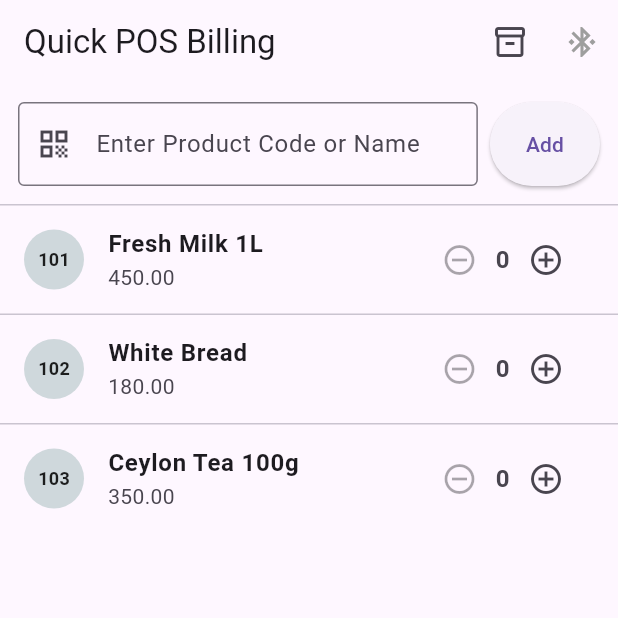
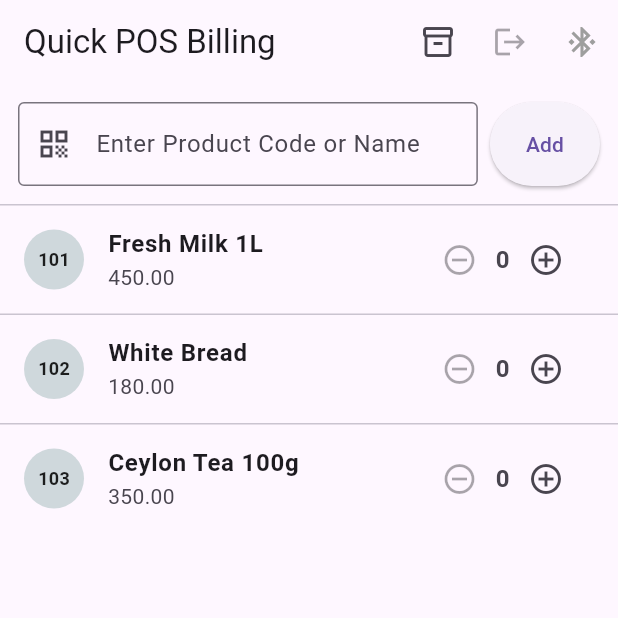
Before and after one commit to Janith310/Mobile_POS, a Flutter app: the screen it shows once a user with an empty profile is signed in, on a phone screen of 412 x 824 dp, the top half of it. Run offline on Flutter 3.47's test engine with Material 3 defaults, Android fonts, the phone set to English and light mode, and no system bars; our stand-ins replace firebase_auth, permission_handler, sqflite; missing offline and left inert: esc_pos_utils_plus, print_bluetooth_thermal; accounts and stored records are empty; statements that could not run were skipped.

Commit message:
Add a signout button to the billing page

```diff
--- a/lib/main.dart
+++ b/lib/main.dart
@@ -314,6 +314,14 @@ class _BillingScreenState extends State<BillingScreen> {
             },
           ),
           IconButton(
+            icon:const Icon(Icons.logout),
+            tooltip: 'Sign Out',
+            onPressed:() async{
+              await FirebaseAuth.instance.signOut()
+            },
+          ),
+
+          IconButton(
             icon: Icon(
               Icons.bluetooth_connected,
               color: _connectedMac != null ? Colors.greenAccent : Colors.grey,
```
